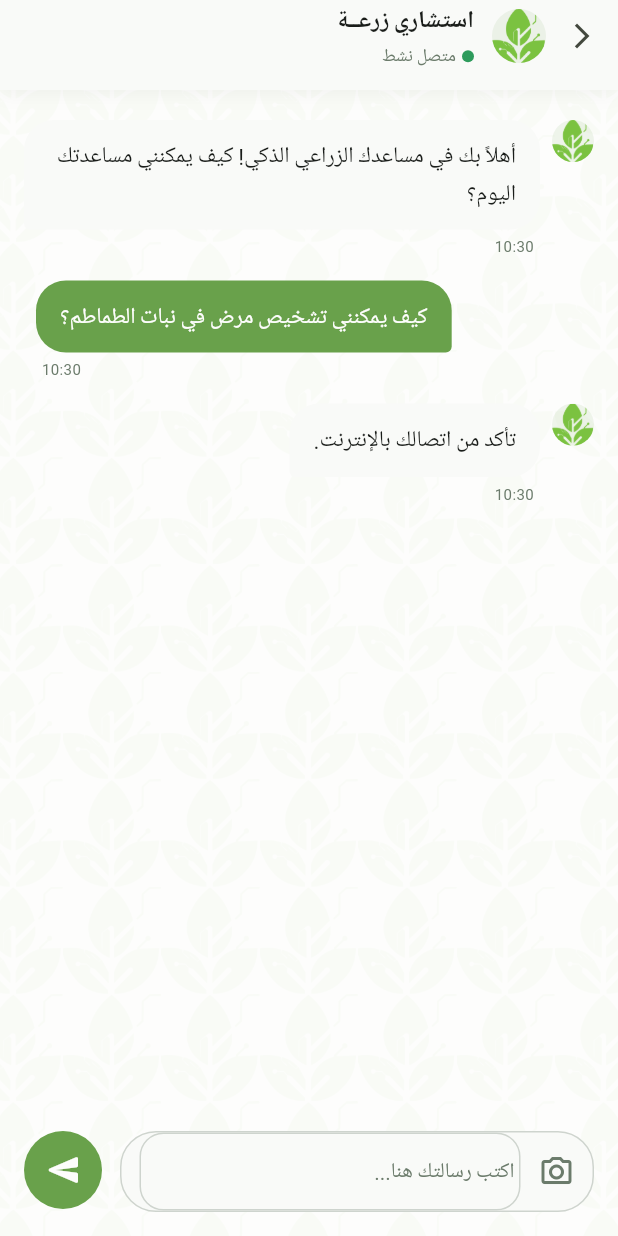
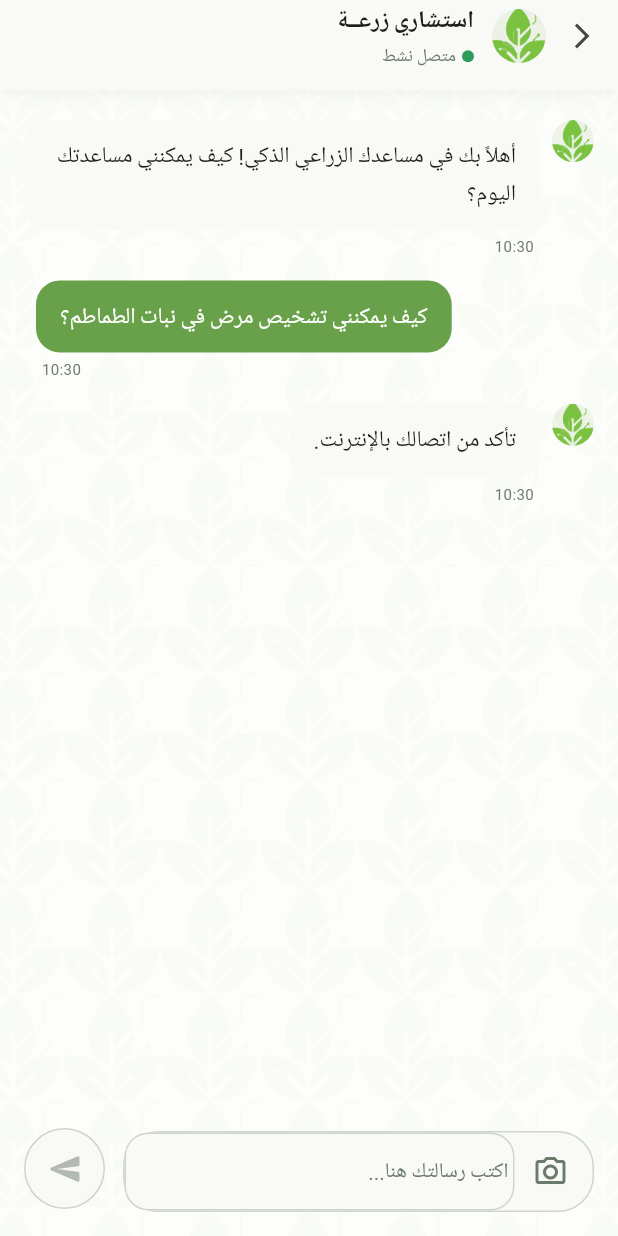
Before and after one commit to engsalah555/smart-farmer, a Flutter app: the ChatbotScreen screen opened by its route, after a tap on "تشخيص الأمراض", on a phone screen of 412 x 824 dp. Run offline on Flutter 3.47's test engine with Material 3 defaults, Android fonts, the phone set to English and light mode, and no system bars; our stand-ins replace cached_network_image, camera, dio, firebase_core, firebase_database, fl_chart and 16 more; missing offline and left inert: camera_platform_interface, tflite_flutter; accounts and stored records are empty; network calls fail; Roboto replaces fonts that are missing (Cairo); project files that could hold a hidden picture were left out.

Commit message:
style(ai): apply impeccable polish to chatbot input area
- Add responsive disabled/enabled state to send button using ValueListenableBuilder
- Refine image close button to use elegant translucent background instead of loud error color
- Use EdgeInsetsDirectional for robust RTL support
- Smoothly animate button state changes with Curves.easeOutQuart

```diff
--- a/lib/features/ai/screens/chatbot_screen.dart
+++ b/lib/features/ai/screens/chatbot_screen.dart
@@ -350,12 +350,7 @@ class _ChatbotScreenState extends State<ChatbotScreen> {
                   ),
                   decoration: BoxDecoration(
                     color: isUser ? context.primary : context.surface,
-                    borderRadius: BorderRadius.only(
-                      topLeft: const Radius.circular(20),
-                      topRight: const Radius.circular(20),
-                      bottomLeft: Radius.circular(isUser ? 20 : 4),
-                      bottomRight: Radius.circular(isUser ? 4 : 20),
-                    ),
+                    borderRadius: BorderRadius.circular(16),
                   ),
                   child: Text(
                     message.text,
@@ -570,10 +565,10 @@ class _ChatbotScreenState extends State<ChatbotScreen> {
                     FadeInSlide(
                       beginOffset: const Offset(0, 0.5),
                       child: Container(
-                        margin: const EdgeInsets.only(
+                        margin: const EdgeInsetsDirectional.only(
                           top: 16,
-                          right: 16,
-                          left: 16,
+                          start: 16,
+                          end: 16,
                           bottom: 4,
                         ),
                         child: Stack(
@@ -585,7 +580,7 @@ class _ChatbotScreenState extends State<ChatbotScreen> {
                               decoration: BoxDecoration(
                                 borderRadius: BorderRadius.circular(12),
                                 border: Border.all(
-                                  color: context.primary.withValues(alpha: 0.3),
+                                  color: context.border,
                                 ),
                               ),
                               clipBehavior: Clip.antiAlias,
@@ -608,13 +603,13 @@ class _ChatbotScreenState extends State<ChatbotScreen> {
                                     padding: const EdgeInsets.all(6.0),
                                     child: CircleAvatar(
                                       radius: 12,
-                                      backgroundColor: context.error.withValues(
-                                        alpha: 0.9,
+                                      backgroundColor: context.black.withValues(
+                                        alpha: 0.6,
                                       ),
-                                      child: Icon(
+                                      child: const Icon(
                                         Icons.close_rounded,
                                         size: 14,
-                                        color: context.white,
+                                        color: Colors.white,
                                       ),
                                     ),
                                   ),
@@ -629,14 +624,15 @@ class _ChatbotScreenState extends State<ChatbotScreen> {
                     crossAxisAlignment: CrossAxisAlignment.end,
                     children: [
                       Padding(
-                        padding: const EdgeInsets.only(bottom: 2),
+                        padding: const EdgeInsetsDirectional.only(
+                          bottom: 2,
+                          start: 4,
+                        ),
                         child: IconButton(
                           tooltip: 'إرفاق صورة',
                           icon: Icon(
                             Icons.camera_alt_outlined,
-                            color: context.isDark
-                                ? context.primary
-                                : context.textMuted,
+                            color: context.textMuted,
                           ),
                           onPressed: _pickImage,
                         ),
@@ -651,17 +647,19 @@ class _ChatbotScreenState extends State<ChatbotScreen> {
                               color: context.textMuted,
                               fontSize: 14,
                             ),
-                            contentPadding: const EdgeInsets.symmetric(
-                              vertical: 14,
+                            contentPadding: const EdgeInsetsDirectional.only(
+                              top: 14,
+                              bottom: 14,
+                              end: 16,
                             ),
                           ),
                           style: TextStyle(color: context.textColor),
                           minLines: 1,
                           maxLines: 4,
+                          textInputAction: TextInputAction.send,
                           onSubmitted: (_) => _handleSendMessage(),
                         ),
                       ),
-                      const SizedBox(width: 12),
                     ],
                   ),
                 ],
@@ -669,21 +667,41 @@ class _ChatbotScreenState extends State<ChatbotScreen> {
             ),
           ),
           const SizedBox(width: 12),
-          Semantics(
+          ValueListenableBuilder<TextEditingValue>(
+            valueListenable: _messageController,
+            builder: (context, value, child) {
+              final isEnabled =
+                  value.text.trim().isNotEmpty || _selectedImage != null;
+              return Semantics(
                 label: 'إرسال الرسالة',
                 button: true,
+                enabled: isEnabled,
                 child: GestureDetector(
-              onTap: _handleSendMessage,
-              child: Container(
+                  onTap: isEnabled ? _handleSendMessage : null,
+                  child: AnimatedContainer(
+                    duration: const Duration(milliseconds: 200),
+                    curve: Curves.easeOutQuart,
                     padding: const EdgeInsets.all(14),
                     margin: const EdgeInsets.only(bottom: 2),
                     decoration: BoxDecoration(
-                  color: context.primary,
+                      color: isEnabled ? context.primary : context.surface,
                       shape: BoxShape.circle,
+                      border:
+                          isEnabled
+                              ? null
+                              : Border.all(color: context.border),
                     ),
-                child: Icon(Icons.send_rounded, color: context.white),
+                    child: Icon(
+                      Icons.send_rounded,
+                      color:
+                          isEnabled
+                              ? context.white
+                              : context.textMuted.withValues(alpha: 0.5),
                     ),
                   ),
+                ),
+              );
+            },
           ),
         ],
       ),
```
Lines whose indentation alone changed are shown as unchanged.
